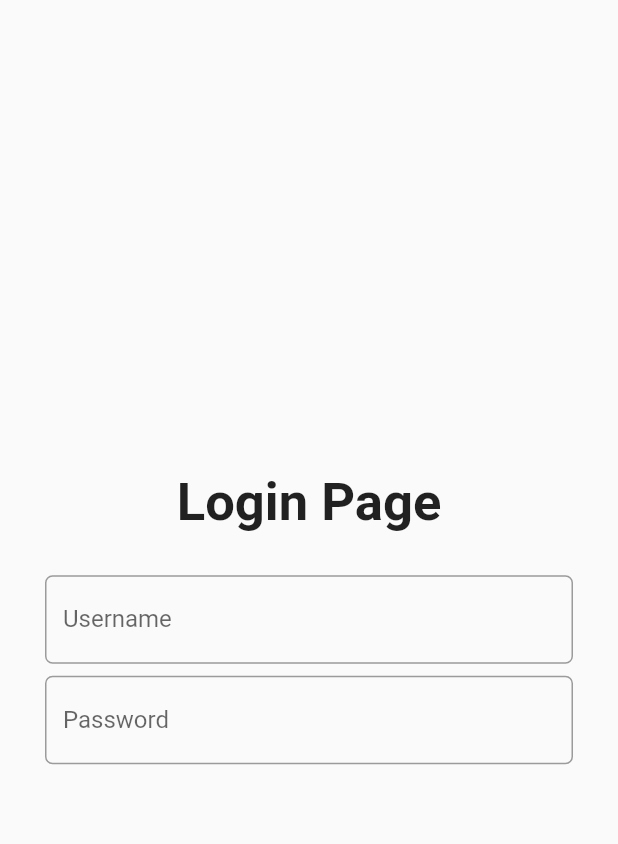
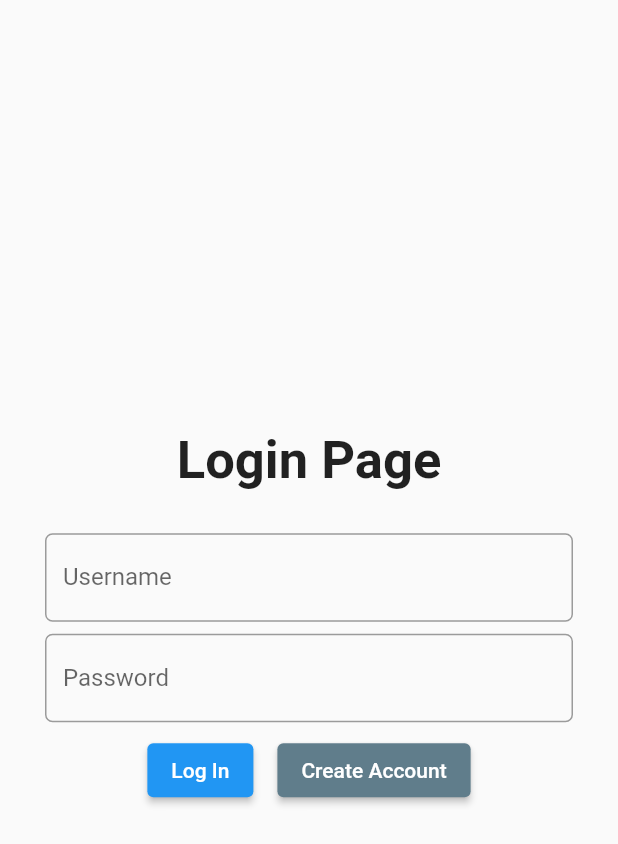
Before and after one commit to JaimeJacobo/Countries-Searcher, a Flutter app: the screen it shows after launch, on a phone screen of 412 x 824 dp. Shown: the top 844 px of the screen. Run offline on Flutter 3.47's test engine with Material 2 defaults, Android fonts, the phone set to English and light mode, and no system bars; our stand-ins replace firebase_auth, firebase_core; accounts and stored records are empty.

Commit message:
Created routing for Login page

```diff
--- a/lib/screens/login.dart
+++ b/lib/screens/login.dart
@@ -1,4 +1,7 @@
 import 'package:flutter/material.dart';
+
+// Firebase
+import 'package:firebase_auth/firebase_auth.dart';
 
 class Login extends StatefulWidget {
   const Login({Key? key}) : super(key: key);
@@ -9,7 +12,7 @@ class Login extends StatefulWidget {
 
 class _LoginState extends State<Login> {
   final TextEditingController _passwordController = TextEditingController();
-  final TextEditingController _usernameController = TextEditingController();
+  final TextEditingController _emailController = TextEditingController();
 
   @override
   Widget build(BuildContext context) {
@@ -33,7 +36,7 @@ class _LoginState extends State<Login> {
               child: Padding(
                 padding: const EdgeInsets.only(bottom: 8.0, top: 8.0),
                 child: TextField(
-                  controller: _usernameController,
+                  controller: _emailController,
                   decoration: InputDecoration(
                     labelText: 'Username',
                     border: OutlineInputBorder(
@@ -56,6 +59,43 @@ class _LoginState extends State<Login> {
                 ),
               ),
             ),
+            Row(
+              mainAxisAlignment: MainAxisAlignment.center,
+              children: [
+                Padding(
+                  padding: const EdgeInsets.only(right: 8.0, top: 8.0),
+                  child: ElevatedButton(
+                    onPressed: () async {
+                      NavigatorState navigatorState = Navigator.of(context);
+                      try {
+                        await FirebaseAuth.instance.signInWithEmailAndPassword(
+                          email: _emailController.text,
+                          password: _passwordController.text,
+                        );
+                        navigatorState.pushNamed('/');
+                      } catch (error) {
+                        print('Failed to Log In');
+                        print(error.toString());
+                      }
+                    },
+                    child: const Text('Log In'),
+                  ),
+                ),
+                Padding(
+                  padding: const EdgeInsets.only(left: 8.0, top: 8.0),
+                  child: ElevatedButton(
+                    onPressed: () {
+                      Navigator.pushNamed(context, '/signup');
+                    },
+                    style: ButtonStyle(
+                      backgroundColor: MaterialStateProperty.all<Color>(
+                          Colors.blueGrey), // Set the background color here
+                    ),
+                    child: const Text('Create Account'),
+                  ),
+                ),
+              ],
+            ),
           ],
         ),
       ),
```
